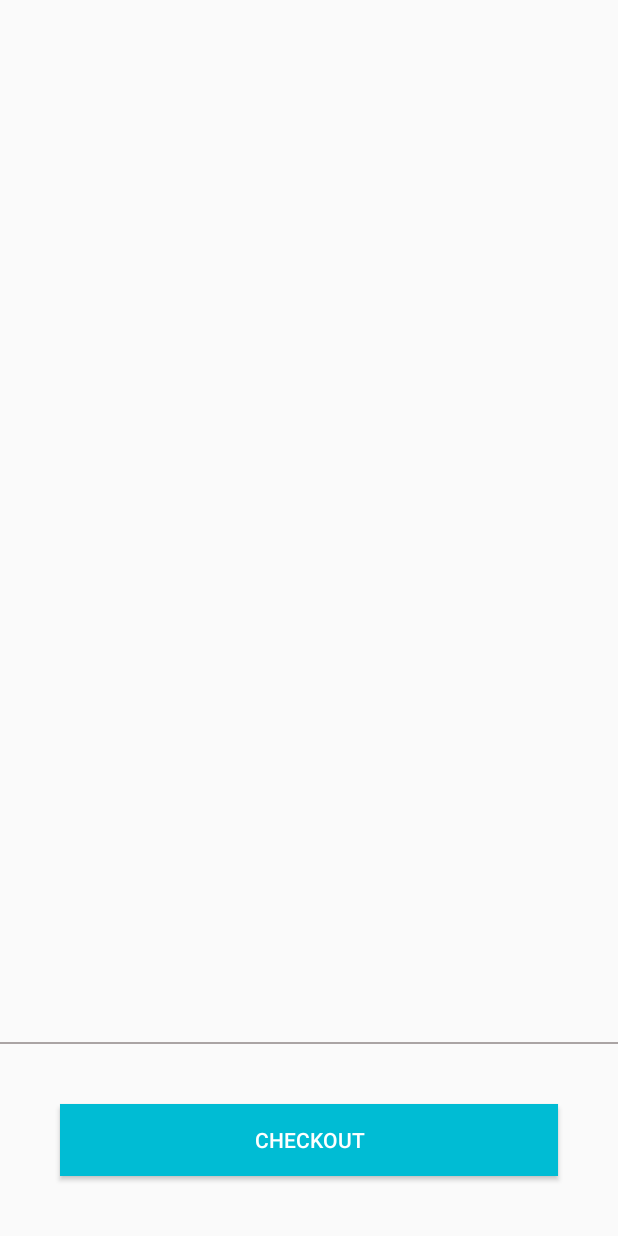
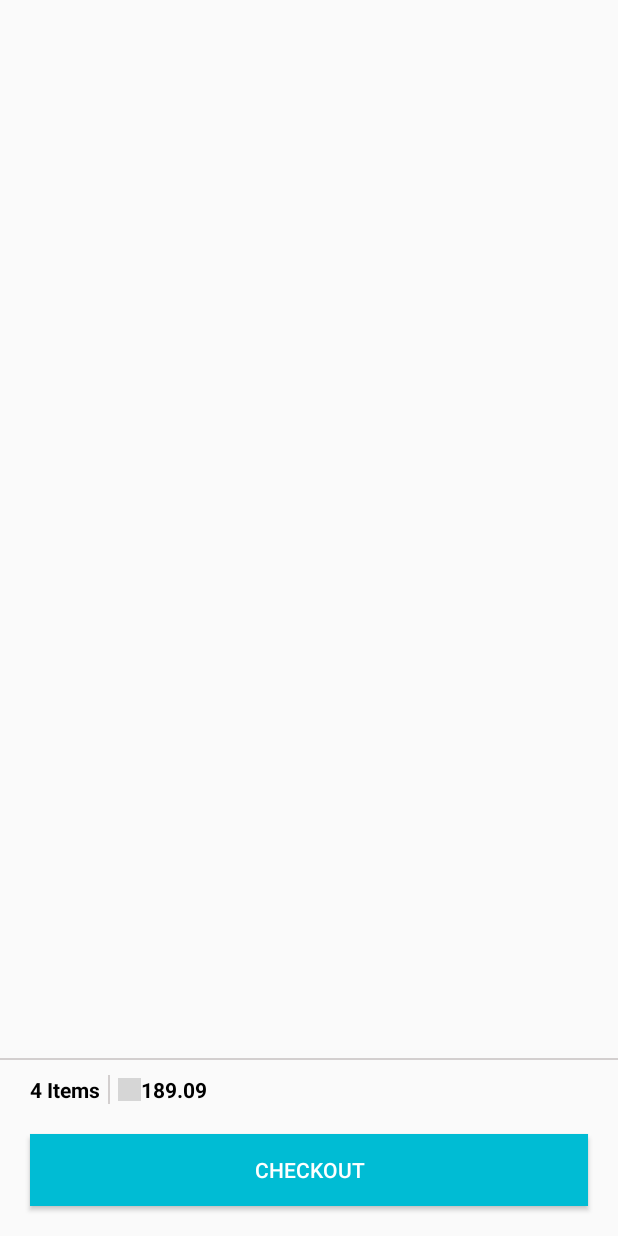
Before and after one commit to Darshana147/Practo, an Android app: the layout fragment_view_cart.xml on its own in the app's theme, with its tools: preview values and no code run, on a phone screen of 412 x 824 dp. Run offline under Robolectric (Android 15) with nearby library versions, the phone set to English and light mode, and no system bars; grey boxes are pictures that could not be loaded.

Commit message:
cart total amount and quantity reflection done

```diff
--- a/app/src/main/java/com/example/practo/InterfaceListeners/OnChangeCartItemQtyListener.kt
+++ b/app/src/main/java/com/example/practo/InterfaceListeners/OnChangeCartItemQtyListener.kt
@@ -1,6 +1,4 @@
 package com.example.practo.InterfaceListeners
-
-import com.example.practo.Model.MedicineCart
 
 interface OnChangeCartItemQtyListener {
     fun onChangeQuantityClicked(medicineId:Int)
--- a/app/src/main/java/com/example/practo/Model/MedicineCart.kt
+++ b/app/src/main/java/com/example/practo/Model/MedicineCart.kt
@@ -1,3 +1,3 @@
 package com.example.practo.Model
 
-data class MedicineCart(var medicine:Medicine,var medicineQuantity:Int,var totalAmount:Double)
+data class MedicineCart(var medicineCartItems:ArrayList<MedicineCartItem>,var totalNumOfItems:Int,var totalPrice:Double)
--- /dev/null
+++ b/app/src/main/java/com/example/practo/Model/MedicineCartItem.kt
@@ -0,0 +1,3 @@
+package com.example.practo.Model
+
+data class MedicineCartItem(var medicine:Medicine, var medicineQuantity:Int)
--- a/app/src/main/res/layout/fragment_view_cart.xml
+++ b/app/src/main/res/layout/fragment_view_cart.xml
@@ -23,7 +23,48 @@
         <View
                 android:layout_width="match_parent"
                 android:layout_height="1dp"
-                android:background="#AAA4A4" />
+                android:background="#D3CFCF" />
+
+        <LinearLayout
+                android:layout_marginLeft="20dp"
+                android:layout_marginRight="20dp"
+                android:layout_marginTop="10dp"
+                android:orientation="horizontal"
+                android:layout_width="match_parent"
+                android:layout_height="wrap_content">
+
+            <TextView
+                    android:text="4 Items"
+                    android:id="@+id/cart_total_item_count"
+                    android:textColor="#000000"
+                    android:textStyle="bold"
+                    android:layout_width="wrap_content"
+                    android:layout_height="wrap_content"/>
+
+            <View
+                    android:layout_marginLeft="5dp"
+                    android:layout_marginRight="5dp"
+                    android:layout_width="1dp"
+                    android:layout_height="match_parent"
+                    android:background="#D3CFCF" />
+
+            <ImageView
+                    android:layout_marginTop="2dp"
+                    android:src="@drawable/rupee"
+                    android:layout_width="15dp"
+                    android:layout_height="15dp"/>
+
+            <TextView
+                    android:id="@+id/cart_total_amount"
+                    android:text="189.09"
+                    android:textStyle="bold"
+                    android:textColor="#000000"
+                    android:layout_width="wrap_content"
+                    android:layout_height="wrap_content"/>
+
+
+
+        </LinearLayout>
 
 
         <Button
@@ -32,7 +73,7 @@
                 android:layout_gravity="end"
                 android:background="@color/colorAccent"
                 android:textColor="#ffffff"
-                android:layout_margin="40dp"
+                android:layout_margin="20dp"
                 android:layout_width="match_parent"
                 android:layout_height="wrap_content"
                 android:layout_marginTop="8dp"
```
Also changed, not shown: app/src/main/java/com/example/practo/Adapters/MedicineCartRecyclerAdaptor.kt (+6 -9 lines), app/src/main/java/com/example/practo/Fragments/ViewCartFragment.kt (+43 -12 lines).
